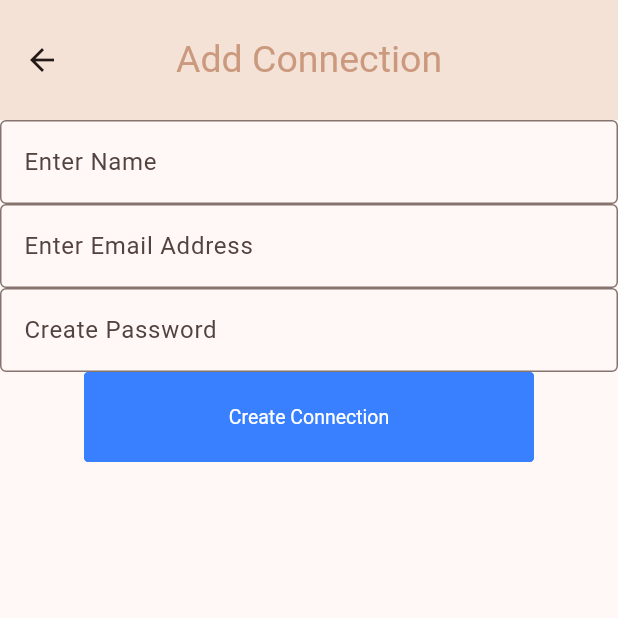
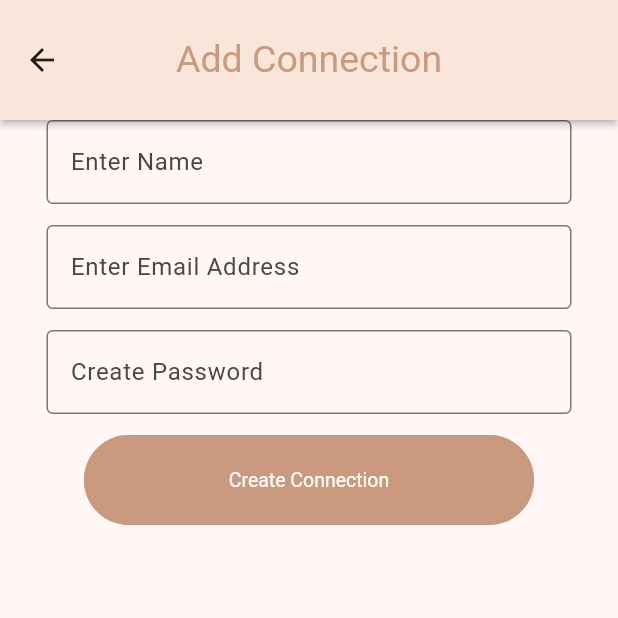
Before and after one commit to audreyhan222/App-Challenge, a Flutter app: the EnterConnectionPage screen opened directly, on a phone screen of 412 x 824 dp, the top half of it. Run offline on Flutter 3.47's test engine with Material 2 defaults, Android fonts, the phone set to English and light mode, and no system bars; drawn by our look-alikes of getwidget; our stand-ins replace cloud_firestore, firebase_core, google_fonts; missing offline and left inert: flutter_alarm_clock; accounts and stored records are empty.

Commit message:
fixing the app bar (the heading thing on top of each page)

```diff
--- a/lib/AlarmPage.dart
+++ b/lib/AlarmPage.dart
@@ -9,26 +9,8 @@ class AlarmPage extends StatefulWidget {
   State<AlarmPage> createState() => _AlarmPageState();
 }
 
+
 class _AlarmPageState extends State<AlarmPage> {
-  @override
-  Widget build (BuildContext context) {
-    return MaterialApp(
-      debugShowCheckedModeBanner: false,
-      title: 'Flutter Alarm Clock',
-      theme: ThemeData(
-        primarySwatch: Colors.green,
-      ),
-      home: MyHomePage(),
-    );
-  }
-}
-
-class MyHomePage extends StatefulWidget {
-  @override
-  State<MyHomePage> createState() => _AlarmPage();
-}
-
-class _AlarmPage extends State<MyHomePage> {
 
   // creating text editing controller to take hour
   // and minute as input
--- a/lib/EnterConnectionPage.dart
+++ b/lib/EnterConnectionPage.dart
@@ -21,12 +21,16 @@ class _EnterConnectionPageState extends State<EnterConnectionPage> {
         centerTitle: true,
         backgroundColor: Color.fromRGBO(255, 241, 230, 1),
         toolbarHeight: 80,
-        elevation: 4.0,
+        elevation: 2.0,
+        shadowColor: Colors.black,
       ),
       body: Center (
         child: Column (
           children: [
-            TextField(
+            Container (
+              height: 70,
+              width: 350,
+              child: TextField(
               obscureText: false,
               decoration: InputDecoration (
                 border: OutlineInputBorder(),
@@ -36,7 +40,12 @@ class _EnterConnectionPageState extends State<EnterConnectionPage> {
                 user_name = value;
               }
             ),
-            TextField(
+            ),
+
+            Container(
+              height: 70,
+              width: 350,
+              child: TextField(
               obscureText: false,
               decoration: InputDecoration(
                 border: OutlineInputBorder(),
@@ -45,8 +54,13 @@ class _EnterConnectionPageState extends State<EnterConnectionPage> {
               onChanged: (value) {
                 user_email = value;
               },
+              ),
             ),
-            TextField(
+
+            Container(
+              height: 70,
+              width: 350,
+              child: TextField(
               obscureText: true,
               decoration: InputDecoration (
                 border: OutlineInputBorder(),
@@ -56,12 +70,15 @@ class _EnterConnectionPageState extends State<EnterConnectionPage> {
                 user_password = value;
               }
             ),
+            ),
 
             //sign up button
             Container(
               height: 60,
               width: 300,
               child: GFButton (
+              shape: GFButtonShape.pills,
+              color: Color.fromRGBO(203, 153, 126, 1),
               onPressed: () {
                 Navigator.pop(context);
 
--- a/lib/SignUpPage.dart
+++ b/lib/SignUpPage.dart
@@ -22,6 +22,8 @@ class _SignUpPageState extends State<SignUpPage> {
         centerTitle: true,
         backgroundColor: Color.fromRGBO(255, 241, 230, 1),
         toolbarHeight: 80,
+        elevation: 2.0,
+        shadowColor: Colors.black,
       ),
       body: Center (
         child: Column (
```
Also changed, not shown: lib/NotesPage.dart (+11 -0 lines), lib/SchedulePage.dart (+20 -14 lines).
